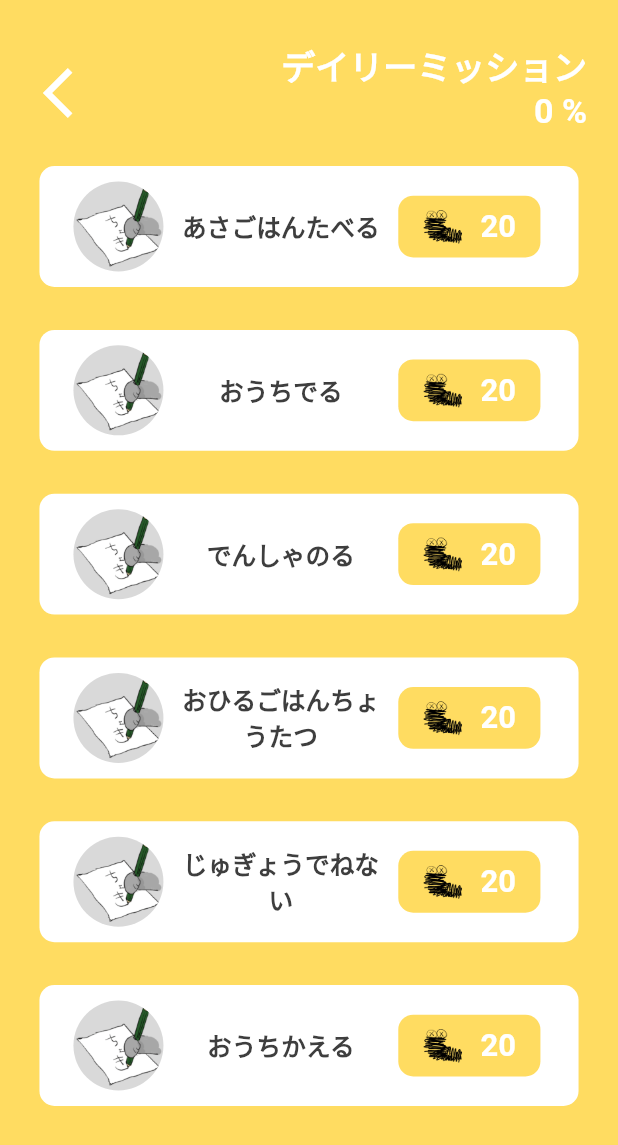
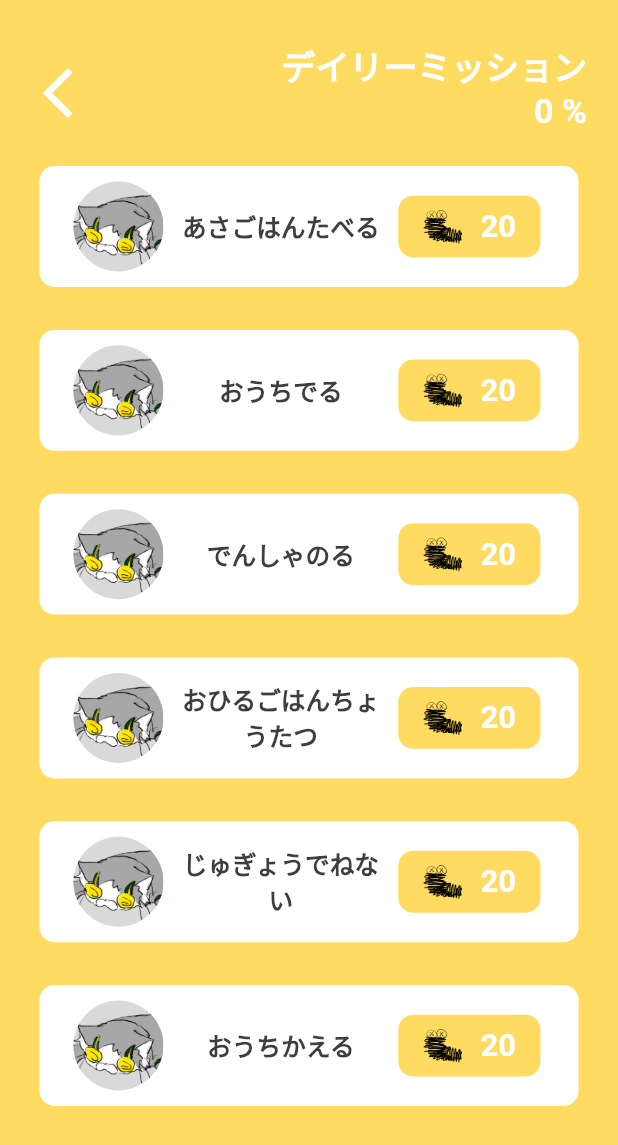
Before and after one commit to unSerori/admirable_to_be_alive, a Flutter app: the PageDaily screen opened directly, on a phone screen of 412 x 824 dp. Shown: the top 1145 px of the screen. Run offline on Flutter 3.47's test engine with Material 2 defaults, Android fonts, the phone set to English and light mode, and no system bars; our stand-ins replace google_fonts; missing offline and left inert: dart:js_util.

Commit message:
[update]めんどくささある

```diff
--- a/lib/view/components/pages/page_daily.dart
+++ b/lib/view/components/pages/page_daily.dart
@@ -104,7 +104,7 @@ class PageDailyState extends State<PageDaily> {
                                   CircleAvatar(
                                     radius: 30,
                                     backgroundColor: Constant.glay,
-                                    backgroundImage: AssetImage(items.Pictures[3]),
+                                    backgroundImage: AssetImage(items.icons[item["picture"]]),
                                   ),
                                   SizedBox(
                                     width: _screenSizeWidth * 0.02,
```
